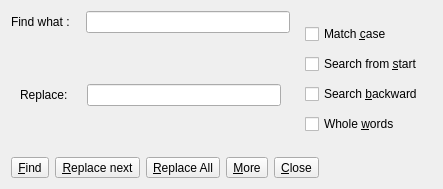
The window that App/findreplacepanel.ui (djeada/Lightpad) describes before a commit, drawn with Qt 5.
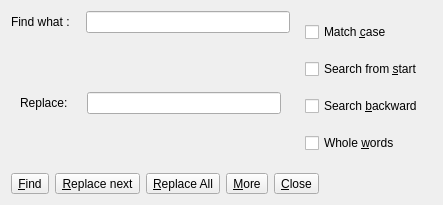
The same window after the commit.

```diff
--- a/App/findreplacepanel.ui
+++ b/App/findreplacepanel.ui
@@ -7,7 +7,7 @@
     <x>0</x>
     <y>0</y>
     <width>443</width>
-    <height>189</height>
+    <height>205</height>
    </rect>
   </property>
   <property name="windowTitle">
@@ -113,6 +113,12 @@
         <property name="sizeConstraint">
          <enum>QLayout::SetNoConstraint</enum>
         </property>
+        <property name="topMargin">
+         <number>0</number>
+        </property>
+        <property name="bottomMargin">
+         <number>0</number>
+        </property>
         <item>
          <widget class="QCheckBox" name="matchCase">
           <property name="text">
```
